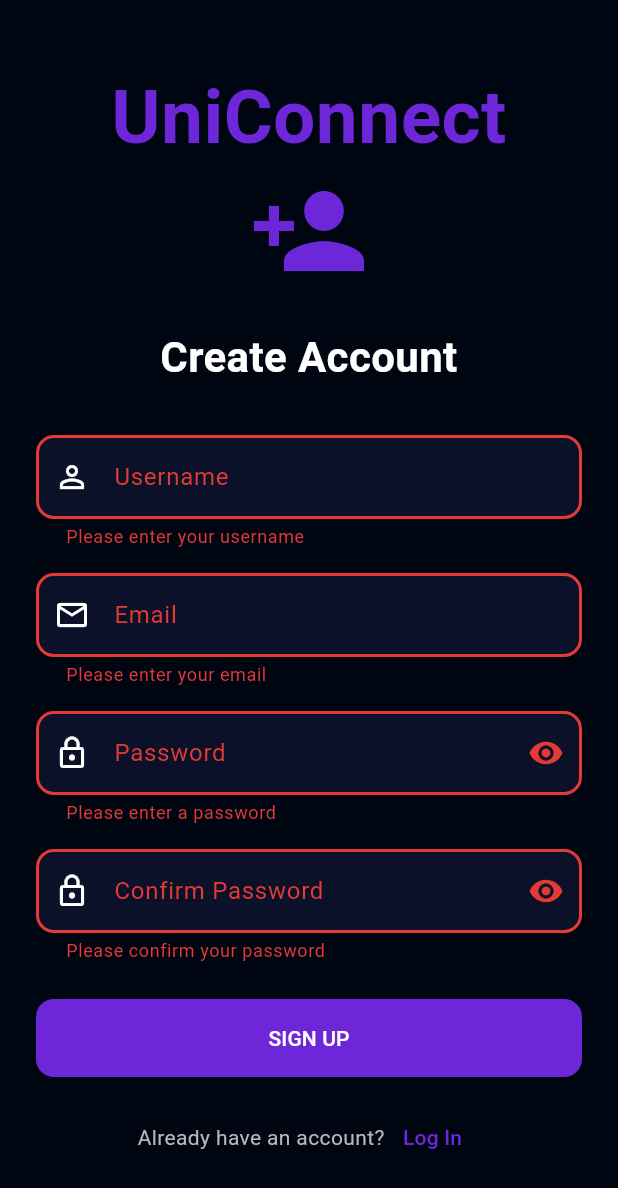
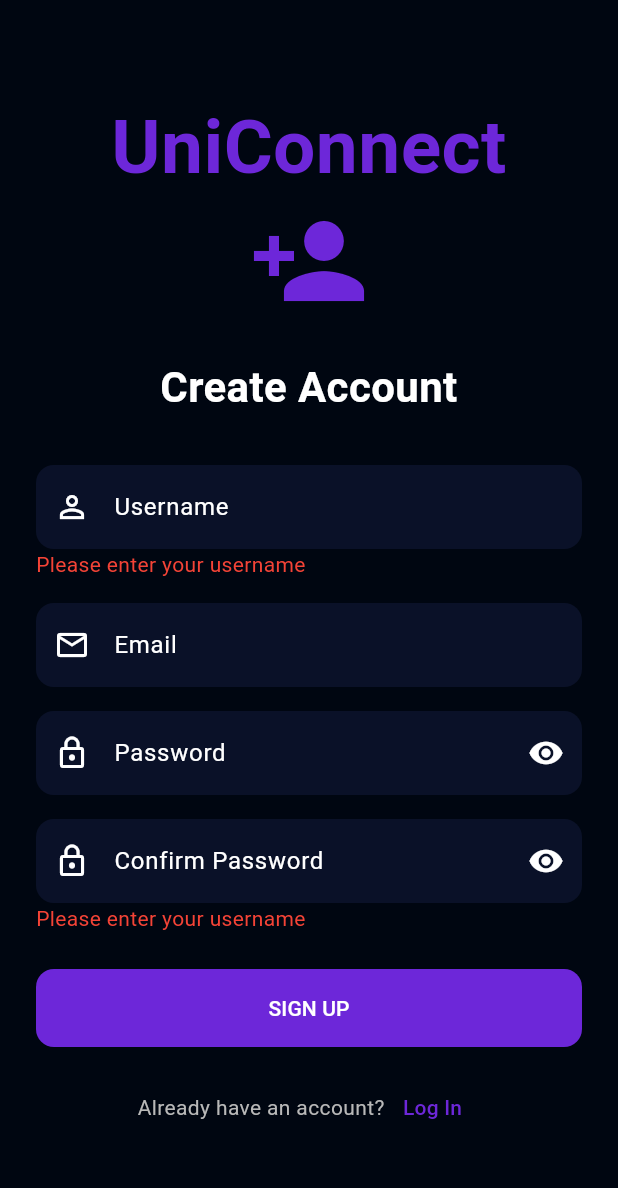
Before and after one commit to Mohamadmourad/SimplerUni, a Flutter app: the LoginPage screen opened by its route, after a tap on "LOG IN", after a tap on "Sign Up", after a tap on "SIGN UP", on a phone screen of 412 x 824 dp. Shown: the top 1188 px of the screen. Run offline on Flutter 3.47's test engine with Material 3 defaults, Android fonts, the phone set to English and light mode, and no system bars; our stand-ins replace go_router, image_picker, shared_preferences, socket_io_client; accounts and stored records are empty; network calls fail.

Commit message:
fixing login and signup

```diff
--- a/client/mobile/lib/components/form_input.dart
+++ b/client/mobile/lib/components/form_input.dart
@@ -7,6 +7,7 @@ class FormInput extends StatefulWidget {
   final bool isPassword;
   final TextInputType keyboardType;
   final String? Function(String?)? validator;
+  final String error;
 
   const FormInput({
     super.key,
@@ -15,6 +16,7 @@ class FormInput extends StatefulWidget {
     required this.prefixIcon,
     this.isPassword = false,
     this.keyboardType = TextInputType.text,
+    required this.error,
     this.validator,
   });
 
@@ -27,7 +29,10 @@ class FormInputState extends State<FormInput> {
 
   @override
   Widget build(BuildContext context) {
-    return TextFormField(
+    return Column(
+      crossAxisAlignment: CrossAxisAlignment.start,
+      children: [
+        TextFormField(
       controller: widget.controller,
       keyboardType: widget.keyboardType,
       obscureText: widget.isPassword && !isPasswordVisible,
@@ -46,8 +51,14 @@ class FormInputState extends State<FormInput> {
                 },
               )
             : null,
-      ),
-      validator: widget.validator,
+      )
+    ),
+    if (widget.error.isNotEmpty)
+    Text(
+      widget.error,
+      style: TextStyle(color: Colors.red),
+    ),
+      ],
     );
   }
 }
--- a/client/mobile/lib/functions/auth/login.dart
+++ b/client/mobile/lib/functions/auth/login.dart
@@ -1,94 +1,57 @@
+import 'dart:convert';
 import 'package:shared_preferences/shared_preferences.dart';
 import 'package:senior_project/functions/callApi.dart';
 
-Future<Map<String, dynamic>> login(
+Future<Map<String, dynamic>> loginMethode(
   String email,
   String password,
 ) async {
   final SharedPreferences prefs = await SharedPreferences.getInstance();
 
+  final requestBody = '{"email": "$email", "password": "$password"}';
+
   try {
-    final requestBody = '{"email": "$email", "password": "$password"}';
-
     final response = await makeApiCall(
       'POST',
       requestBody,
       'user/login',
-      null, // No auth token needed for login
+      null,
     );
 
-    print("Available here");
-
     if (response['statusCode'] == 200) {
-      final data = response['body'];
-      print('Login successful: ${data["message"]}');
-      final authToken = data["authToken"];
+      final data = response;
+      await prefs.setString('authToken', data["authToken"]);
+      return {
+        "statusCode": 200,
+        "data": data,
+        "error": null,
+      };
+    } else if (response['statusCode'] == 204) {
+      final authToken = response['body'] ?? '';
       await prefs.setString('authToken', authToken);
       return {
-        'success': true,
-        'token': authToken,
-        'message': 'Login successful',
-      };
-    } else if (response['statusCode'] == 204) {
-      // 204 responses usually have empty body
-      final data = response['body'] ?? {};
-      final authToken = data.isNotEmpty ? data.toString() : '';
-      await prefs.setString('authToken', authToken);
-      return {
-        'success': true,
-        'token': authToken,
-        'message': 'Please complete your profile',
-        'requiresProfileCompletion': true,
+        "statusCode": 204,
+        "data": null,
+        "error": null,
       };
     } else if (response['statusCode'] == 400) {
-      final data = response['error'] != null ?
-                   (response['error'] is String ?
-                     {"errors": {"message": response['error']}} :
-                     response['error']) :
-                   {};
-
-      if (data["errors"] != null) {
-        if (data["errors"]["email"] == 'Please verify your email before logging in.') {
-          final authToken = data["errors"]["authToken"];
-          await prefs.setString('authToken', authToken);
-          return {
-            'success': false,
-            'message': 'Please verify your email before logging in',
-            'token': authToken,
-            'requiresEmailVerification': true,
-          };
-        } else if (data["errors"]["email"] != null) {
-          return {
-            'success': false,
-            'message': data["errors"]["email"],
-            'field': 'email',
-          };
-        } else if (data["errors"]["password"] != null) {
-          return {
-            'success': false,
-            'message': data["errors"]["password"],
-            'field': 'password',
-          };
-        }
-      }
-
       return {
-        'success': false,
-        'message': 'Login failed: ${response['error']}',
-      };
-    } else {
-      return {
-        'success': false,
-        'message': 'Error: ${response['statusCode']}',
-        'details': response['error'],
+        "statusCode": 400,
+        "data": null,
+        "error": response['error'],
       };
     }
+    return {
+      "statusCode": response['statusCode'],
+      "data": null,
+      "error": response['error']
+    };
   } catch (e) {
-    print('Exception during login: $e');
     return {
-      'success': false,
-      'message': 'Connection error',
-      'details': e.toString(),
+      "statusCode": 500,
+      "data": null,
+      "error": 'Connection error',
+      "message": 'Connection error: $e',
     };
   }
 }
--- a/client/mobile/lib/functions/auth/register.dart
+++ b/client/mobile/lib/functions/auth/register.dart
@@ -1,7 +1,8 @@
+import 'dart:convert';
+import 'package:senior_project/functions/callApi.dart';
 import 'package:shared_preferences/shared_preferences.dart';
-import 'package:senior_project/functions/callApi.dart';
 
-Future<String?> sign_up(
+Future<Map<String, dynamic>> sign_up(
   String email,
   String password,
   String username,
@@ -14,17 +15,22 @@ Future<String?> sign_up(
     'POST',
     requestBody,
     'user/signup',
-    null, // No auth token needed for signup
+    null,
   );
 
   if (response['statusCode'] == 200) {
     final data = response['body'];
-    print('User registered successfully: ${data["message"]}');
-    print('Auth token: ${data["authToken"]}');
     await prefs.setString('authToken', data["authToken"]);
-    return data["authToken"];
+    return {
+      "statusCode": 200,
+      "data": data,
+      "error": null,
+    };
   } else {
-    print('Error: ${response['statusCode']}, ${response['error']}');
-    return null;
+    return {
+      "statusCode": response['statusCode'],
+      "data": null,
+      "error": response['error'],
+    };
   }
 }
--- a/client/mobile/lib/main.dart
+++ b/client/mobile/lib/main.dart
@@ -19,7 +19,7 @@ class MyApp extends StatelessWidget {
     final GoRouter router = GoRouter(
       initialLocation: '/',
       routes: [
-        GoRoute(path: '/', builder: (context, state) => const Chat()),
+        GoRoute(path: '/', builder: (context, state) => const LoginPage()),
         GoRoute(
           path: '/signup',
           builder: (context, state) => const SignupPage(),
--- a/client/mobile/lib/modules/user.dart
+++ b/client/mobile/lib/modules/user.dart
@@ -29,44 +29,9 @@ class User {
     this.createdAt,
   });
 
-  String? get getUserId => userId;
-  String? get getUsername => username;
-  String? get getEmail => email;
-  String? get getPassword => password;
-  bool? get getIsEmailVerified => isEmailVerified;
-  int? get getEmailOtp => emailOtp;
-  String? get getEmailOtpExpire => emailOtpExpire;
-  String? get getPasswordResetToken => passwordResetToken;
-  bool? get getIsStudent => isStudent;
-  String? get getBio => bio;
-  String? get getProfilePicture => profilePicture;
-  String? get getStartingUniYear => startingUniYear;
-  DateTime? get getCreatedAt => createdAt;
-
-  set setUserId(String? value) => userId = value;
-  set setUsername(String? value) => username = value;
-  set setEmail(String? value) => email = value;
-  set setPassword(String? value) => password = value;
-  set setIsEmailVerified(bool? value) => isEmailVerified = value;
-  set setEmailOtp(int? value) => emailOtp = value;
-  set setEmailOtpExpire(String? value) => emailOtpExpire = value;
-  set setPasswordResetToken(String? value) => passwordResetToken = value;
-  set setIsStudent(bool? value) => isStudent = value;
-  set setBio(String? value) => bio = value;
-  set setProfilePicture(String? value) => profilePicture = value;
-  set setStartingUniYear(String? value) => startingUniYear = value;
-  set setCreatedAt(DateTime? value) => createdAt = value;
-
   @override
   String toString() {
     return 'User(userId: $userId, username: $username, email: $email, isEmailVerified: $isEmailVerified, isStudent: $isStudent)';
   }
 
-  bool isVerified() {
-    return isEmailVerified == true;
-  }
-
-  bool isUserStudent() {
-    return isStudent == true;
-  }
 }
--- a/client/mobile/lib/screens/auth/complete_profile.dart
+++ b/client/mobile/lib/screens/auth/complete_profile.dart
@@ -169,6 +169,7 @@ class _CompleteProfileState extends State<CompleteProfile> {
 
         // Major field
         FormInput(
+          error: "",
           controller: _majorController,
           labelText: 'Major',
           prefixIcon: Icons.book_outlined,
@@ -286,6 +287,7 @@ class _CompleteProfileState extends State<CompleteProfile> {
 
         // Bio field
         FormInput(
+          error: "",
           controller: _bioController,
           labelText: 'Bio (Optional)',
           prefixIcon: Icons.description_outlined,
--- a/client/mobile/lib/screens/auth/login.dart
+++ b/client/mobile/lib/screens/auth/login.dart
@@ -1,3 +1,5 @@
+import 'dart:convert';
+
 import 'package:flutter/material.dart';
 import 'package:senior_project/theme/app_theme.dart';
 import 'package:go_router/go_router.dart';
@@ -16,6 +18,9 @@ class LoginPage extends StatefulWidget {
 class LoginPageState extends State<LoginPage> {
   final formKey = GlobalKey<FormState>();
   bool isLoading = false;
+
+  String emailError = "";
+  String passwordError = "";
 
   final emailController = TextEditingController();
   final passwordController = TextEditingController();
@@ -37,52 +42,51 @@ class LoginPageState extends State<LoginPage> {
     });
 
     try {
-      final result = await login(emailController.text, passwordController.text);
-
-      if (result['success']) {
-        final authToken = result['token'];
-
-        if (result.containsKey('requiresProfileCompletion') &&
-            result['requiresProfileCompletion']) {
+      String email = emailController.text;
+      String password = passwordController.text;
+      setState(() {
+      if (email.isEmpty) {
+      emailError = "Please enter your email";
+      return;
+      }
+      else if (!email.contains('@')) {
+        emailError = "Please enter a valid email";
+        return;
+      }
+      if (password.isEmpty) {
+        passwordError = "Please enter your password";
+        return;
+      }
+    });
+      final result = await loginMethode(email, password);
+      print(result['statusCode']);
+      if (result['statusCode'] == 200) {
+        //TODO here
+      }
+      else if(result['statusCode'] == 204){
           context.go(
-            '/complete-profile',
-            extra: {'email': emailController.text, 'authToken': authToken},
+            '/complete-profile'
           );
-        } else {
-          ScaffoldMessenger.of(
-            context,
-          ).showSnackBar(const SnackBar(content: Text('Login successful!')));
-          context.go('/home');
-        }
-      } else {
-        if (result.containsKey('requiresEmailVerification') &&
-            result['requiresEmailVerification'] == true) {
-          final authToken = result['token'];
-
-          ScaffoldMessenger.of(context).showSnackBar(
-            const SnackBar(
-              content: Text('Please verify your email before logging in'),
-            ),
+       }
+       else if(result['statusCode'] == 401){
+        final error = result["error"];
+        Map<String, dynamic> decodedError = jsonDecode(error);
+          context.go(
+            '/otp-verify',
+            extra: {'email': emailController.text, 'authToken': decodedError["authToken"]},
           );
-
-          context.go(
-            '/verify-otp',
-            extra: {'email': emailController.text, 'authToken': authToken},
-          );
-        } else if (result.containsKey('field')) {
-          ScaffoldMessenger.of(
-            context,
-          ).showSnackBar(SnackBar(content: Text(result['message'])));
-        } else {
-          ScaffoldMessenger.of(context).showSnackBar(
-            SnackBar(content: Text(result['message'] ?? 'Login failed')),
-          );
-        }
+       }
+       else{
+        final error = result["error"];
+        Map<String, dynamic> decodedError = jsonDecode(error);
+        setState(() {
+          if(decodedError["email"] != "")emailError = decodedError['errors']["email"];
+          if(decodedError["password"] != "")passwordError = decodedError['errors']["password"];
+        });
+       }
       }
-    } catch (e) {
-      ScaffoldMessenger.of(context).showSnackBar(
-        const SnackBar(content: Text('Login failed. Please try again.')),
-      );
+     catch (e) {
+      print(e);
     }
 
     setState(() {
@@ -115,49 +119,28 @@ class LoginPageState extends State<LoginPage> {
                     style: TextStyle(fontSize: 28, fontWeight: FontWeight.bold),
                   ),
                   const SizedBox(height: 32),
-
-                  // Email
                   FormInput(
                     controller: emailController,
                     labelText: 'Email',
                     prefixIcon: Icons.email_outlined,
                     keyboardType: TextInputType.emailAddress,
-                    validator: (value) {
-                      if (value == null || value.isEmpty) {
-                        return 'Please enter your email';
-                      }
-                      if (!value.contains('@')) {
-                        return 'Please enter a valid email';
-                      }
-                      return null;
-                    },
+                    error: emailError
                   ),
                   const SizedBox(height: 16),
-
-                  // Password
                   FormInput(
                     controller: passwordController,
                     labelText: 'Password',
                     prefixIcon: Icons.lock_outline,
                     isPassword: true,
-                    validator: (value) {
-                      if (value == null || value.isEmpty) {
-                        return 'Please enter your password';
-                      }
-                      return null;
-                    },
+                    error: passwordError
                   ),
                   const SizedBox(height: 24),
-
-                  // Login Button
                   AuthButton(
                     text: 'LOG IN',
                     isLoading: isLoading,
                     onPressed: handleLogin,
                   ),
                   const SizedBox(height: 16),
-
-                  // Don't have an account? Sign up
                   Row(
                     mainAxisAlignment: MainAxisAlignment.center,
                     children: [
--- a/client/mobile/lib/screens/auth/signup.dart
+++ b/client/mobile/lib/screens/auth/signup.dart
@@ -1,3 +1,5 @@
+import 'dart:convert';
+
 import 'package:flutter/material.dart';
 import 'package:senior_project/functions/auth/register.dart';
 import 'package:senior_project/theme/app_theme.dart';
@@ -16,6 +18,9 @@ class SignupPage extends StatefulWidget {
 class SignupPageState extends State<SignupPage> {
   final formKey = GlobalKey<FormState>();
   bool isLoading = false;
+  String usernameError = "";
+  String emailError = "";
+  String passwordError = "";
 
   final usernameController = TextEditingController();
   final emailController = TextEditingController();
@@ -41,31 +46,62 @@ class SignupPageState extends State<SignupPage> {
     });
 
     try {
-      // Using the new signUp function directly
-      String? authToken = await sign_up(
-        emailController.text,
-        passwordController.text,
-        usernameController.text,
+      String username = usernameController.text;
+      String email = emailController.text;
+      String password = passwordController.text;
+
+      setState(() {
+      if (username.isEmpty) {
+          usernameError = "Please enter your username";
+        return;
+      }
+     if (username.length < 3) {
+          usernameError = "Please enter your username";
+          return;
+       }
+      if (email.isEmpty) {
+      emailError = "Please enter your email";
+      return;
+      }
+      else if (!email.contains('@')) {
+        emailError = "Please enter a valid email";
+        return;
+      }
+      if (password.isEmpty) {
+        passwordError = "Please enter your password";
+        return;
+      }
+      else if (password.length < 6) {
+        passwordError = "Password must be at least 6 characters";
+        return;
+      }
+      else if (password != confirmPasswordController.text){
+        passwordError = "Passwords mismatch";
+        return;
+      }
+    });
+
+      final result = await sign_up(
+        email,
+        password,
+        username
       );
-
-      if (authToken != null) {
-        ScaffoldMessenger.of(
-          context,
-        ).showSnackBar(const SnackBar(content: Text('Sign up successful!')));
+      if (result["statusCode"] == 200) {
         context.go(
             '/otp-verify',
-            extra: {'email': emailController.text, 'authToken': authToken},
+            extra: {'email': emailController.text, 'authToken': result["data"]["authToken"]},
           );
-
       } else {
-        ScaffoldMessenger.of(
-          context,
-        ).showSnackBar(const SnackBar(content: Text('User already exists')));
+        final error = result["error"];
+        Map<String, dynamic> decodedError = jsonDecode(error);
+        setState(() {
+          if(decodedError["email"] != "")emailError = decodedError["email"];
+          if(decodedError["username"] != "")usernameError = decodedError["username"];
+          if(decodedError["password"] != "")passwordError = decodedError["password"];
+        });
       }
     } catch (e) {
-      ScaffoldMessenger.of(
-        context,
-      ).showSnackBar(SnackBar(content: Text('Network Error: $e')));
+      print(e);
     }
 
     setState(() {
@@ -105,15 +141,7 @@ class SignupPageState extends State<SignupPage> {
                     labelText: 'Username',
                     prefixIcon: Icons.person_outline,
                     keyboardType: TextInputType.name,
-                    validator: (value) {
-                      if (value == null || value.isEmpty) {
-                        return 'Please enter your username';
-                      }
-                      if (value.length < 3) {
-                        return 'Username must be at least 3 characters';
-                      }
-                      return null;
-                    },
+                    error: usernameError
                   ),
                   const SizedBox(height: 16),
                   // Email
@@ -122,62 +150,31 @@ class SignupPageState extends State<SignupPage> {
                     labelText: 'Email',
                     prefixIcon: Icons.email_outlined,
                     keyboardType: TextInputType.emailAddress,
-                    validator: (value) {
-                      if (value == null || value.isEmpty) {
-                        return 'Please enter your email';
-                      }
-                      if (!value.contains('@')) {
-                        return 'Please enter a valid email';
-                      }
-                      return null;
-                    },
+                    error: emailError,
                   ),
                   const SizedBox(height: 16),
-
-                  // Password
                   FormInput(
                     controller: passwordController,
                     labelText: 'Password',
                     prefixIcon: Icons.lock_outline,
+                    error: passwordError,
                     isPassword: true,
-                    validator: (value) {
-                      if (value == null || value.isEmpty) {
-                        return 'Please enter a password';
-                      }
-                      if (value.length < 6) {
-                        return 'Password must be at least 6 characters';
-                      }
-                      return null;
-                    },
                   ),
                   const SizedBox(height: 16),
-
-                  // Confirm Password
                   FormInput(
                     controller: confirmPasswordController,
                     labelText: 'Confirm Password',
                     prefixIcon: Icons.lock_outline,
+                    error: usernameError,
                     isPassword: true,
-                    validator: (value) {
-                      if (value == null || value.isEmpty) {
-                        return 'Please confirm your password';
-                      }
-                      if (value != passwordController.text) {
-                        return 'Passwords do not match';
-                      }
-                      return null;
-                    },
                   ),
                   const SizedBox(height: 24),
-
-                  // Sign Up Button
                   AuthButton(
                     text: 'SIGN UP',
                     isLoading: isLoading,
                     onPressed: signUp,
                   ),
                   const SizedBox(height: 16),
-
                   Row(
                     mainAxisAlignment: MainAxisAlignment.center,
                     children: [
```
Also changed, not shown: client/mobile/pubspec.lock, 2 other files.
